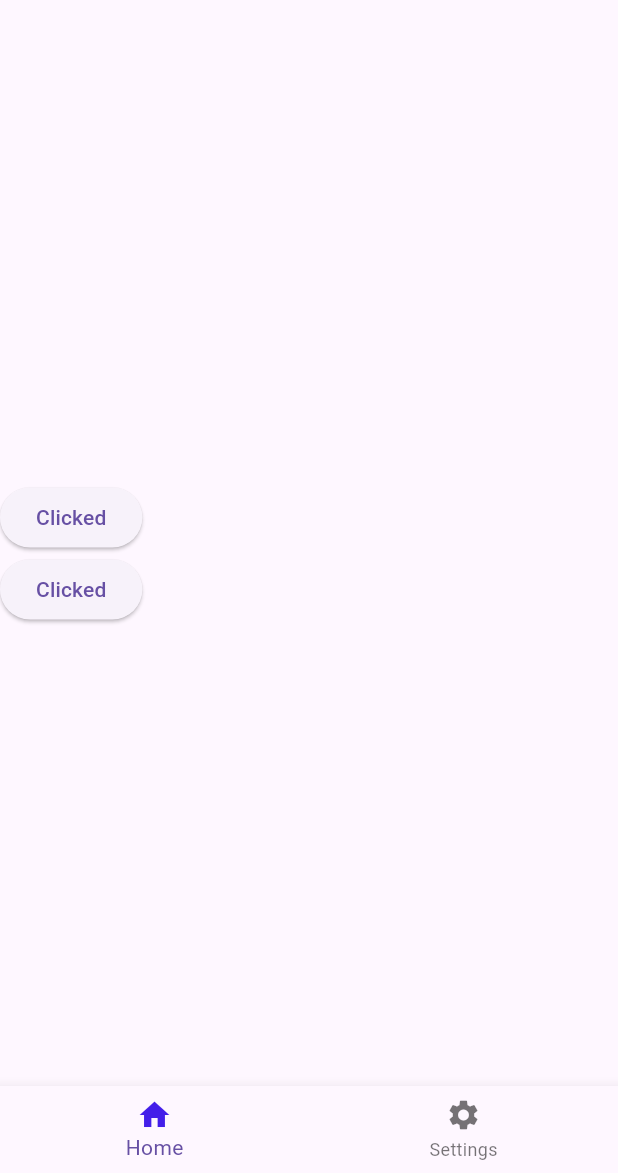
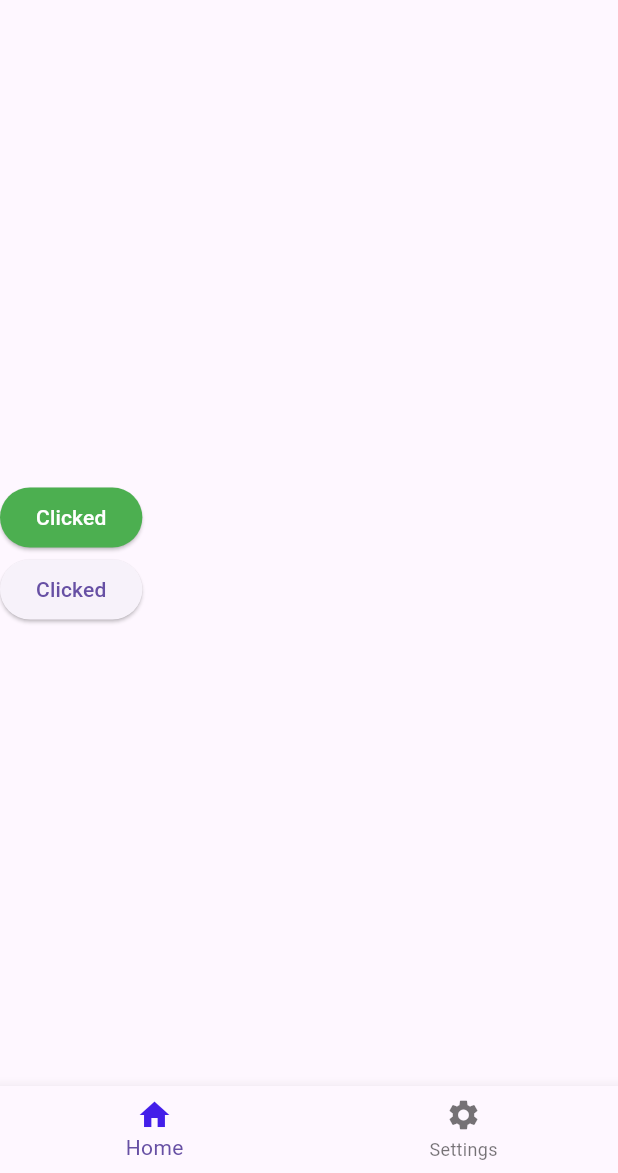
Before and after one commit to Taoheedoh/Flutter_Basics, a Flutter app: the screen it shows after launch, after a tap on "Click", on a phone screen of 412 x 824 dp, the part 63-1236 px from its top. Run offline on Flutter 3.47's test engine with Material 3 defaults, Android fonts, the phone set to English and light mode, and no system bars.

Commit message:
Add: Flutter Styling

```diff
--- a/lib/main.dart
+++ b/lib/main.dart
@@ -31,6 +31,10 @@ class _MyAppState extends State<MyApp> {
               crossAxisAlignment: CrossAxisAlignment.start,
               children: [
                 ElevatedButton(
+                  style: ElevatedButton.styleFrom(
+                    foregroundColor: Colors.white,
+                    backgroundColor:  Colors.green,
+                  ),
                   onPressed: () {
                     setState(() {
                       buttonName = 'Clicked';
```
